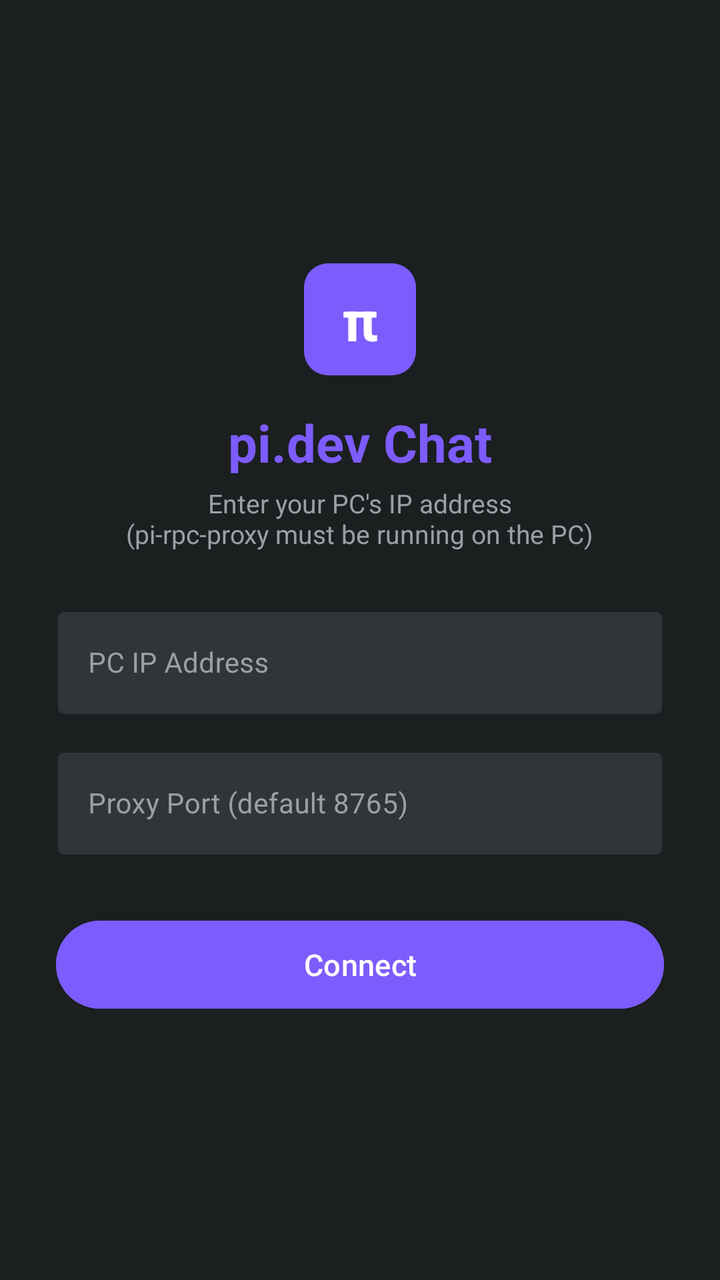
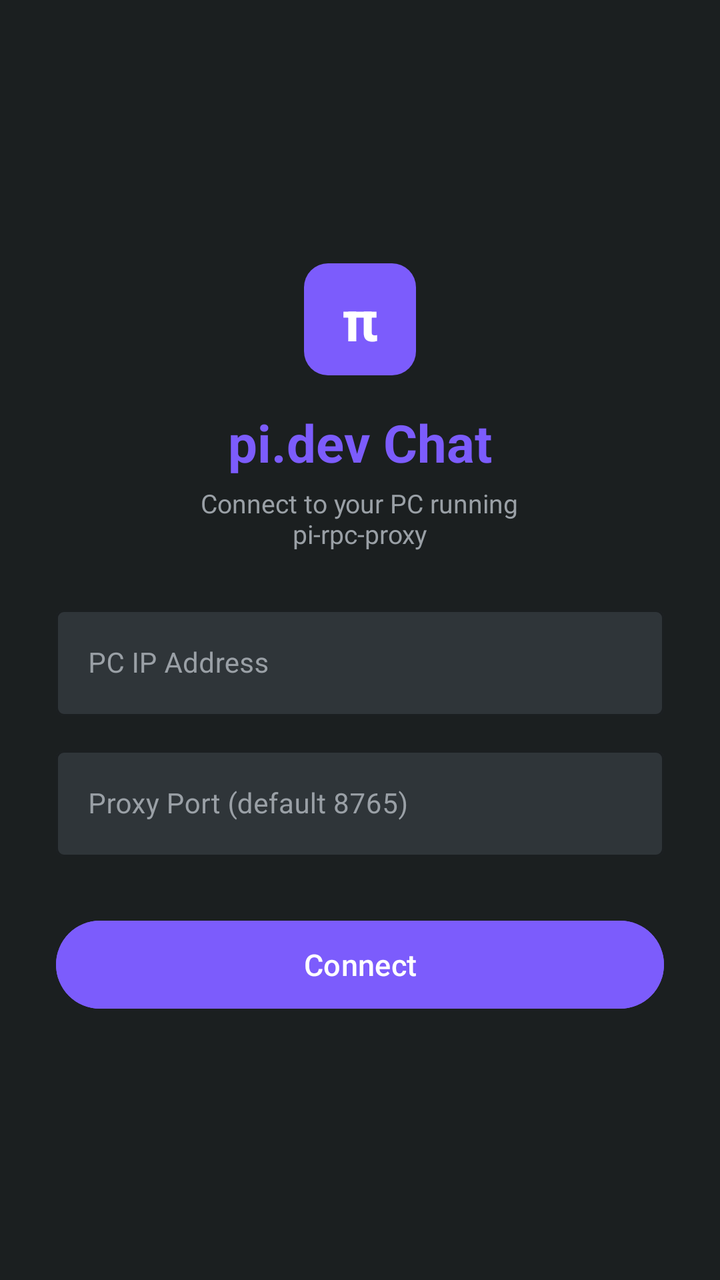

The first picture is an Android layout as it rendered before a commit; the second is the same layout after the commit. The layout source and the unified diff follow.
<!-- AndroidManifest.xml: application theme Theme.PiChat -->
<!-- res/layout/activity_config.xml -->
<?xml version="1.0" encoding="utf-8"?>
<ScrollView xmlns:android="http://schemas.android.com/apk/res/android"
    xmlns:app="http://schemas.android.com/apk/res-auto"
    android:layout_width="match_parent"
    android:layout_height="match_parent"
    android:background="#1B1F20"
    android:fillViewport="true">

    <LinearLayout
        android:layout_width="match_parent"
        android:layout_height="wrap_content"
        android:orientation="vertical"
        android:gravity="center"
        android:padding="28dp">

        <FrameLayout
            android:layout_width="56dp"
            android:layout_height="56dp"
            android:layout_marginBottom="16dp"
            android:background="@drawable/logo_bg">
            <TextView
                android:layout_width="wrap_content"
                android:layout_height="wrap_content"
                android:layout_gravity="center"
                android:text="π"
                android:textSize="28sp"
                android:textColor="#FFFFFF"
                android:textStyle="bold" />
        </FrameLayout>

        <TextView
            android:layout_width="wrap_content"
            android:layout_height="wrap_content"
            android:text="pi.dev Chat"
            android:textSize="26sp"
            android:textStyle="bold"
            android:textColor="#7C5CFC"
            android:layout_marginBottom="4dp" />

        <TextView
            android:layout_width="wrap_content"
            android:layout_height="wrap_content"
            android:text="Enter your PC's IP address\n(pi-rpc-proxy must be running on the PC)"
            android:textSize="13sp"
            android:textColor="#9AA0A6"
            android:gravity="center"
            android:layout_marginBottom="24dp" />

        <com.google.android.material.textfield.TextInputLayout
            android:layout_width="match_parent"
            android:layout_height="wrap_content"
            android:hint="PC IP Address"
            app:boxBackgroundColor="#2F3539"
            app:hintTextColor="#7C5CFC"
            app:boxStrokeColor="#363B3F"
            android:textColorHint="#9AA0A6"
            style="@style/Widget.MaterialComponents.TextInputLayout.OutlinedBox">

            <com.google.android.material.textfield.TextInputEditText
                android:id="@+id/ipInput"
                android:layout_width="match_parent"
                android:layout_height="wrap_content"
                android:inputType="text"
                android:textColor="#E8EAED"
                android:textSize="14sp" />
        </com.google.android.material.textfield.TextInputLayout>

        <com.google.android.material.textfield.TextInputLayout
            android:layout_width="match_parent"
            android:layout_height="wrap_content"
            android:hint="Proxy Port (default 8765)"
            android:layout_marginTop="12dp"
            app:boxBackgroundColor="#2F3539"
            app:hintTextColor="#7C5CFC"
            app:boxStrokeColor="#363B3F"
            android:textColorHint="#9AA0A6"
            style="@style/Widget.MaterialComponents.TextInputLayout.OutlinedBox">

            <com.google.android.material.textfield.TextInputEditText
                android:id="@+id/portInput"
                android:layout_width="match_parent"
                android:layout_height="wrap_content"
                android:inputType="number"
                android:textColor="#E8EAED"
                android:textSize="14sp" />
        </com.google.android.material.textfield.TextInputLayout>

        <com.google.android.material.button.MaterialButton
            android:id="@+id/startBtn"
            android:layout_width="match_parent"
            android:layout_height="52dp"
            android:text="Connect"
            android:textSize="15sp"
            android:textAllCaps="false"
            android:layout_marginTop="28dp"
            android:backgroundTint="#7C5CFC" />

    </LinearLayout>
</ScrollView>
<!-- resources referenced by this layout -->
<resources>
  <!-- drawable logo_bg (drawable) -->
  <?xml version="1.0" encoding="utf-8"?>
  <shape xmlns:android="http://schemas.android.com/apk/res/android" android:shape="rectangle">
      <solid android:color="#7C5CFC" />
      <corners android:radius="12dp" />
  </shape>
  <style name="Theme.PiChat" parent="Theme.Material3.Dark.NoActionBar">
          <item name="colorPrimary">#7C5CFC</item>
          <item name="colorPrimaryVariant">#5E43C4</item>
          <item name="colorOnPrimary">#FFFFFF</item>
          <item name="android:statusBarColor">#1B1F20</item>
          <item name="android:navigationBarColor">#1B1F20</item>
          <item name="android:windowBackground">#1B1F20</item>
      </style>
</resources>

<!-- the commit's change to res/layout/activity_config.xml (unified diff, before → after) -->
@@ -40,7 +40,7 @@
         <TextView
             android:layout_width="wrap_content"
             android:layout_height="wrap_content"
-            android:text="Enter your PC's IP address\n(pi-rpc-proxy must be running on the PC)"
+            android:text="Connect to your PC running\npi-rpc-proxy"
             android:textSize="13sp"
             android:textColor="#9AA0A6"
             android:gravity="center"
